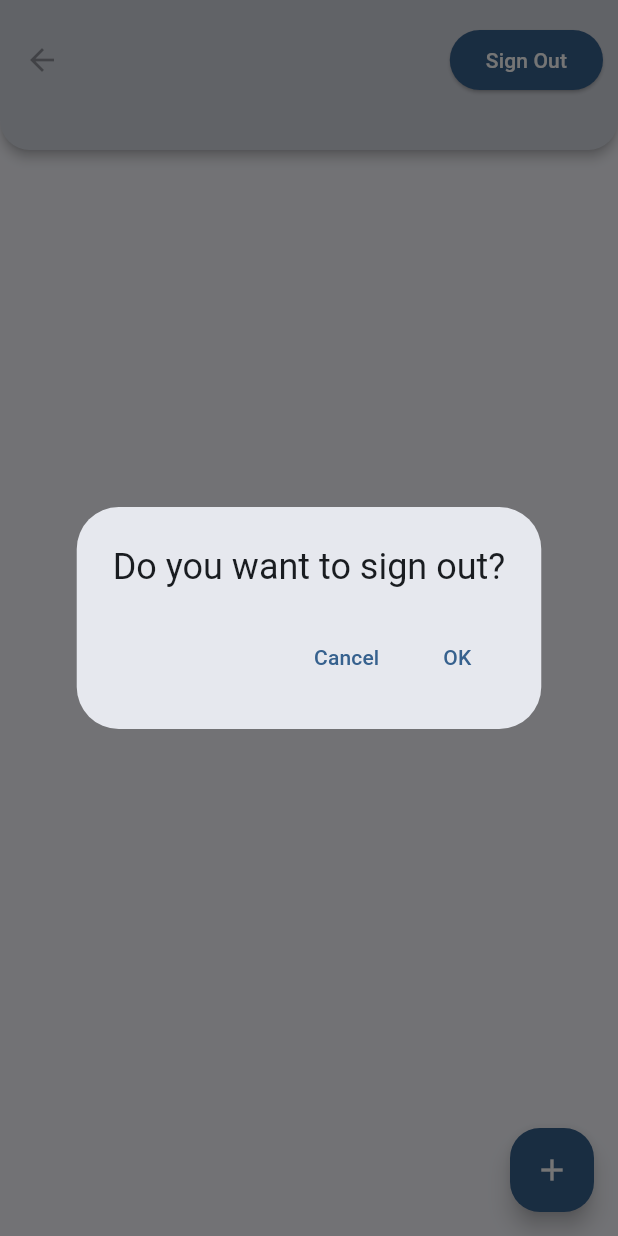
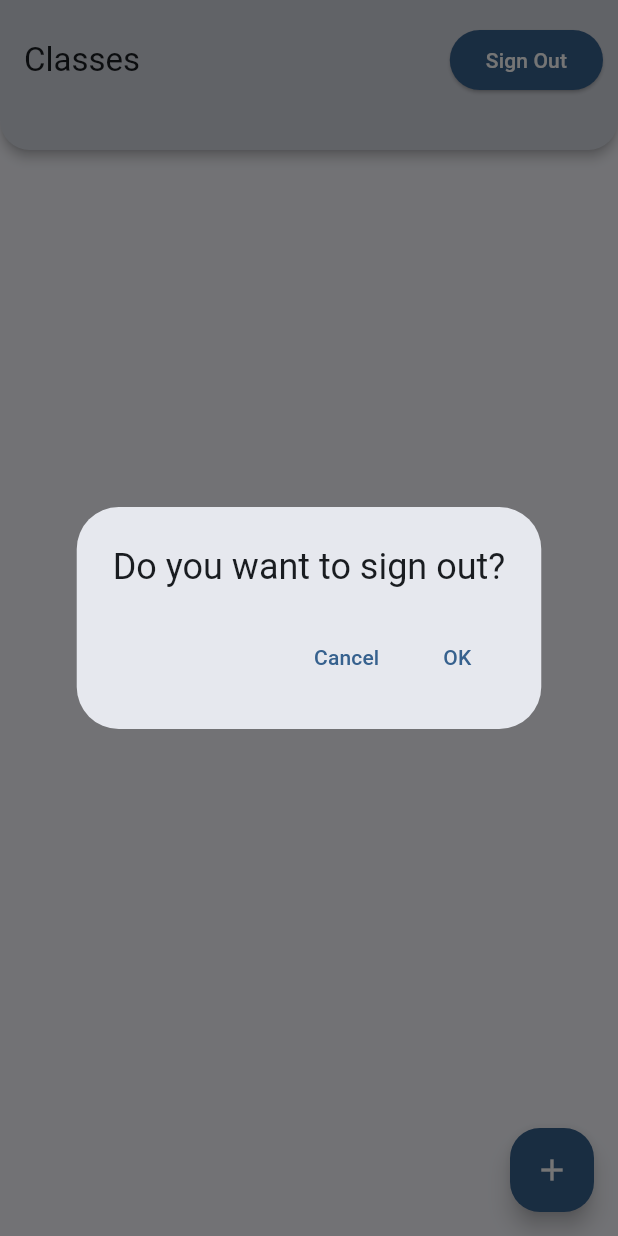
Before and after one commit to lachlk/school_role, a Flutter app: the screen it shows once a user with an empty profile is signed in, after a tap on "Sign Out", on a phone screen of 412 x 824 dp. Run offline on Flutter 3.47's test engine with Material 3 defaults, Android fonts, the phone set to English and light mode, and no system bars; our stand-ins replace cloud_firestore, dynamic_color, firebase_auth, firebase_core; missing offline and left inert: firebase_ui_auth, firebase_ui_oauth_google, flutter_draggable_gridview; accounts and stored records are empty; generated files the repository leaves out were written again.

Commit message:
Added titles to each page and fixed bugs

```diff
--- a/lib/main.dart
+++ b/lib/main.dart
@@ -6,22 +6,22 @@ import 'package:school_role/firebase_options.dart';
 import 'package:school_role/pages/auth_gate.dart';
 import 'package:school_role/pages/classes_page.dart';
 import 'package:school_role/pages/student_page.dart';
-import 'package:school_role/theme.dart'; // Imports the required packages and files
+import 'package:school_role/theme.dart';
 
 void main() async {
   WidgetsFlutterBinding.ensureInitialized();
   await Firebase.initializeApp(options: DefaultFirebaseOptions.currentPlatform);
   runApp(
     const DynamicTheme(),
-  ); // Start of the application
+  );
 }
 
 class FirstRoute extends StatelessWidget {
-  const FirstRoute({super.key}); // First route for page navigation
+  const FirstRoute({super.key});
 
   @override
   Widget build(BuildContext context) {
-    return AuthGate(); // Setting AuthGate as body
+    return AuthGate();
   }
 }
 
@@ -29,7 +29,7 @@ class SecondRoute extends StatelessWidget {
   const SecondRoute({
     super.key,
     required this.uID,
-  }); // Second route for page navigation
+  });
 
   final String uID;
 
@@ -43,9 +43,11 @@ class ThirdRoute extends StatelessWidget {
   const ThirdRoute({
     super.key,
     required this.classID,
+    required this.className,
   });
 
   final String classID;
+  final String className;
 
   @override
   Widget build(BuildContext context) {
@@ -54,6 +56,7 @@ class ThirdRoute extends StatelessWidget {
     return StudentPage(
       classID: classID,
       schoolID: schoolID,
+      className: className,
     );
   }
 }
--- a/lib/pages/classes_page.dart
+++ b/lib/pages/classes_page.dart
@@ -28,7 +28,10 @@ class ClassesPage extends StatelessWidget {
   @override
   Widget build(BuildContext context) {
     return Scaffold(
-      appBar: CustomAppBar(onBackTap: null),
+      appBar: CustomAppBar(
+        onBackTap: null,
+        title: 'Classes',
+      ),
       body: ClassesList(
         uID: uID,
         classService: ClassService(),
--- a/lib/widgets/class_page_widgets/class_grid_tile.dart
+++ b/lib/widgets/class_page_widgets/class_grid_tile.dart
@@ -26,7 +26,10 @@ class ClassGridTile extends StatelessWidget {
           Navigator.push(
             context,
             MaterialPageRoute(
-              builder: (context) => ThirdRoute(classID: classID),
+              builder: (context) => ThirdRoute(
+                classID: classID,
+                className: className,
+              ),
             ),
           );
         },
--- a/lib/widgets/custom_app_bar.dart
+++ b/lib/widgets/custom_app_bar.dart
@@ -2,35 +2,47 @@ import 'package:flutter/material.dart';
 import 'package:school_role/widgets/sign_out_button.dart';
 
 class CustomAppBar extends StatelessWidget implements PreferredSizeWidget {
-  final dynamic onBackTap;
+  final List<Widget>? actions;
+  final String? title;
+  final VoidCallback? onBackTap; // 🛠️ Added: New named parameter for the back button tap
 
-  const CustomAppBar(
-      {super.key, required this.onBackTap}); // MyAppBar widget for app header
+  const CustomAppBar({
+    super.key,
+    this.actions,
+    this.title,
+    this.onBackTap, // 🛠️ Added: To the constructor
+  });
 
   @override
   Size get preferredSize => const Size.fromHeight(100);
 
   @override
   Widget build(BuildContext context) {
+    final allActions = <Widget>[
+      ...(actions ?? []),
+      const Padding(padding: EdgeInsets.only(right: 10.0), child: SignOutButton())
+    ];
+
     return AppBar(
-      elevation: 3, // Shadow elevation
-      backgroundColor: Theme.of(context).colorScheme.surfaceContainerHighest, // App bar color based on dark or light mode
-      shadowColor: Colors.black, // Shadow color
-      toolbarHeight: 80, // Height of the app bar
+      elevation: 3,
+      backgroundColor: Theme.of(context).colorScheme.surfaceContainerHighest,
+      shadowColor: Colors.black,
+      toolbarHeight: 80,
       shape: const RoundedRectangleBorder(
         borderRadius: BorderRadius.only(
           bottomLeft: Radius.circular(20),
           bottomRight: Radius.circular(20),
         ),
-      ), // Custom shape for appbar
-      leading: IconButton(
-        icon: const Icon(Icons.arrow_back),
-        onPressed: onBackTap,
-        color: Theme.of(context).colorScheme.onSurface, // Icon color based on dark or light mode
       ),
-      actions: const [
-        Padding(padding: EdgeInsets.only(right: 10.0), child: SignOutButton()),
-      ],
+      leading: onBackTap != null
+          ? IconButton(
+              icon: const Icon(Icons.arrow_back),
+              onPressed: onBackTap,
+              color: onBackTap == null ? Theme.of(context).colorScheme.onSurface.withValues(alpha: 0.2) : null,
+            )
+          : null,
+      title: title != null ? Text(title!) : null,
+      actions: allActions,
     );
   }
 }
```
Also changed, not shown: lib/pages/student_page.dart (+13 -11 lines), lib/widgets/student_page_widgets/student_bottom_sheet.dart (+15 -0 lines).
